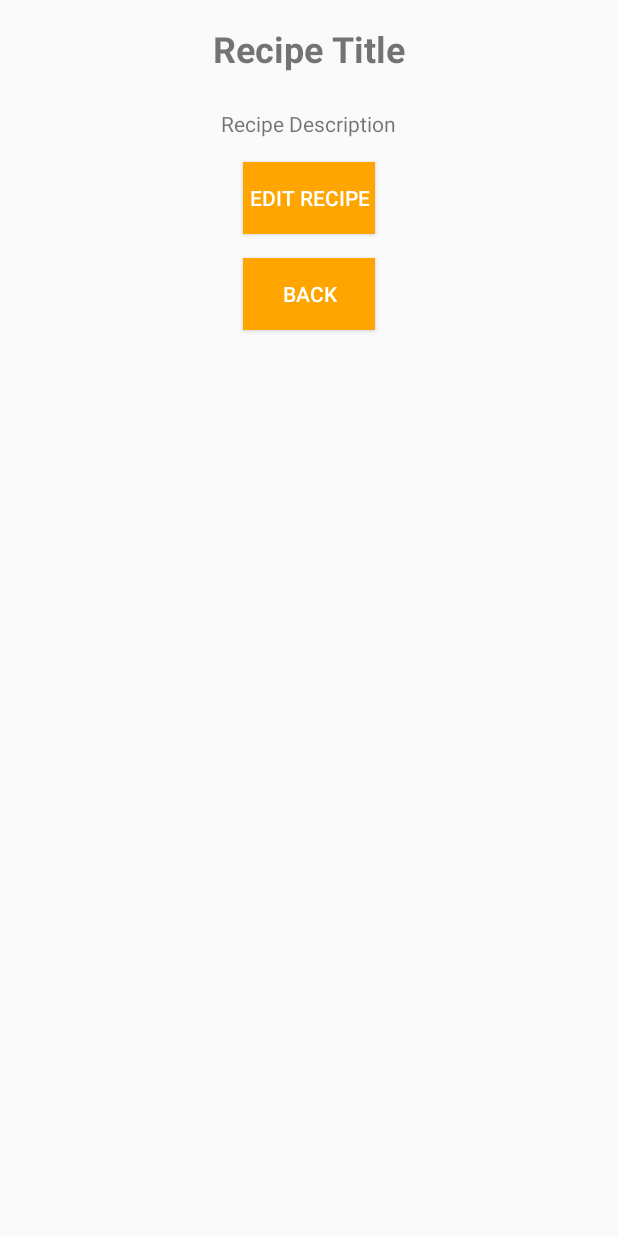
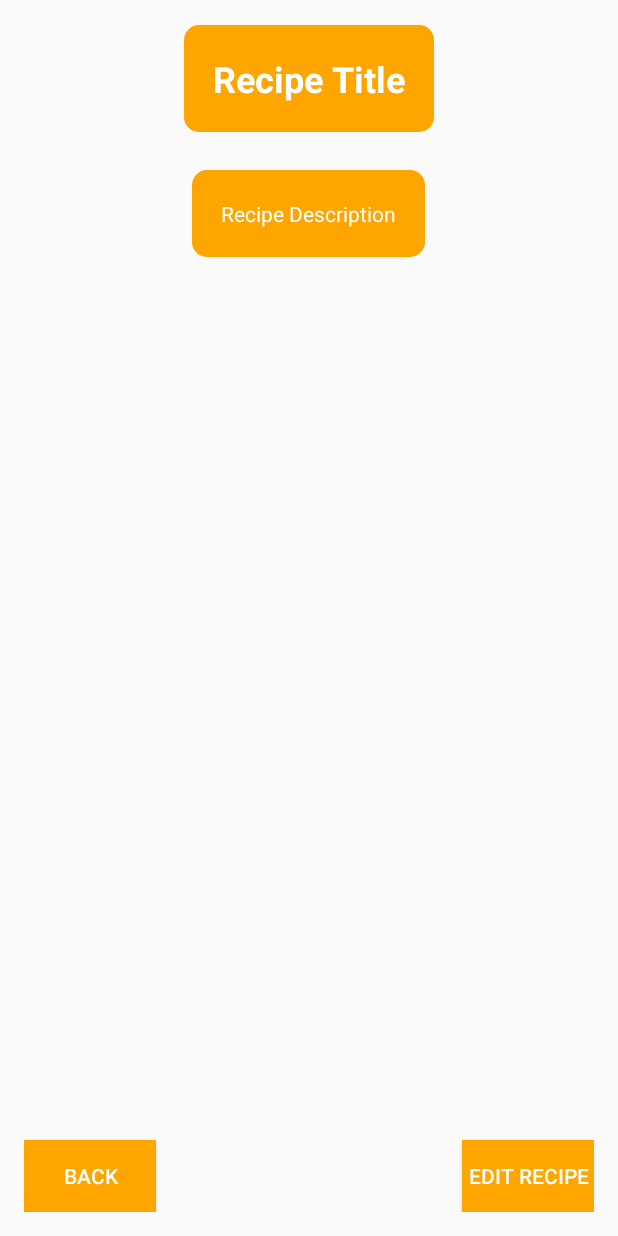
Before and after one commit to Kian2002/INFO-3245, an Android app: the RecipeDetailActivity screen opened directly, with no data from a screen before it, on a phone screen of 412 x 824 dp. Run offline under Robolectric (Android 15) with nearby library versions, the phone set to English and light mode, and no system bars; our stand-ins replace Picasso; pictures from the network do not load; 5 statements that could not run were skipped.

Commit message:
overhaul UI

```diff
--- a/app/src/main/java/com/example/recipekeeper/MainActivity.java
+++ b/app/src/main/java/com/example/recipekeeper/MainActivity.java
@@ -1,12 +1,14 @@
 package com.example.recipekeeper;
 
 import android.content.Intent;
+import android.graphics.Color;
 import android.os.Bundle;
 import android.view.View;
 import android.widget.AdapterView;
 import android.widget.Button;
 import android.widget.GridView;
 import android.widget.SearchView;
+import android.widget.TextView;
 import android.widget.Toast;
 import android.database.sqlite.SQLiteDatabase;
 
@@ -101,6 +103,10 @@ public class MainActivity extends AppCompatActivity {
                 addRecipeLauncher.launch(new Intent(MainActivity.this, AddRecipeActivity.class));
             }
         });
+        int id = searchView.getContext().getResources().getIdentifier("android:id/search_src_text", null, null);
+        TextView textView = (TextView) searchView.findViewById(id);
+        textView.setTextColor(Color.WHITE);
+        textView.setHintTextColor(Color.WHITE);
     }
 
     public static SQLiteDatabase getDatabase() {
--- a/app/src/main/java/com/example/recipekeeper/RecipeAdapter.java
+++ b/app/src/main/java/com/example/recipekeeper/RecipeAdapter.java
@@ -31,6 +31,8 @@ public class RecipeAdapter extends ArrayAdapter<Recipe> {
 
         TextView titleTextView = listItem.findViewById(R.id.titleTextView);
         titleTextView.setText(currentRecipe.getTitle());
+        // white text color
+        titleTextView.setTextColor(context.getResources().getColor(R.color.white));
 
         return listItem;
     }
--- /dev/null
+++ b/app/src/main/res/drawable/baseline_search_24.xml
@@ -0,0 +1,5 @@
+<vector android:height="24dp" android:tint="#FFFFFF"
+    android:viewportHeight="24" android:viewportWidth="24"
+    android:width="24dp" xmlns:android="http://schemas.android.com/apk/res/android">
+    <path android:fillColor="@android:color/white" android:pathData="M15.5,14h-0.79l-0.28,-0.27C15.41,12.59 16,11.11 16,9.5 16,5.91 13.09,3 9.5,3S3,5.91 3,9.5 5.91,16 9.5,16c1.61,0 3.09,-0.59 4.23,-1.57l0.27,0.28v0.79l5,4.99L20.49,19l-4.99,-5zM9.5,14C7.01,14 5,11.99 5,9.5S7.01,5 9.5,5 14,7.01 14,9.5 11.99,14 9.5,14z"/>
+</vector>
--- /dev/null
+++ b/app/src/main/res/drawable/grid_item_corner.xml
@@ -0,0 +1,18 @@
+<?xml version="1.0" encoding="utf-8"?>
+
+<layer-list xmlns:android="http://schemas.android.com/apk/res/android">
+    <item
+        android:bottom="1dp"
+        android:left="1dp"
+        android:right="1dp"
+        android:top="1dp">
+        <shape android:shape="rectangle">
+            <solid android:color="@color/customOrange" />
+            <corners
+                android:bottomRightRadius="10dp"
+                android:bottomLeftRadius="10dp"
+                android:topLeftRadius="10dp"
+                android:topRightRadius="10dp" />
+        </shape>
+    </item>
+</layer-list>
--- a/app/src/main/res/layout/activity_recipe_detail.xml
+++ b/app/src/main/res/layout/activity_recipe_detail.xml
@@ -13,6 +13,9 @@
         android:layout_centerHorizontal="true"
         android:layout_marginBottom="16dp"
         android:text="Recipe Title"
+        android:background="@drawable/grid_item_corner"
+        android:padding="20dp"
+        android:textColor="@color/white"
         android:textSize="24sp"
         android:textStyle="bold" />
 
@@ -21,38 +24,40 @@
         android:layout_width="wrap_content"
         android:layout_height="wrap_content"
         android:layout_below="@id/titleTextView"
+        android:background="@drawable/grid_item_corner"
         android:layout_centerHorizontal="true"
+        android:padding="20dp"
         android:layout_marginTop="8dp"
+        android:textColor="@color/white"
         android:text="Recipe Description" />
 
     <ImageView
         android:id="@+id/recipeImageView"
+        android:layout_width="match_parent"
+        android:layout_height="wrap_content"
+        android:layout_above="@id/editButton"
+        android:layout_below="@id/descriptionTextView"
+        android:layout_marginTop="16dp"
+        android:padding="10dp" />
+
+    <Button
+        android:id="@+id/backButton"
         android:layout_width="wrap_content"
         android:layout_height="wrap_content"
-        android:layout_below="@id/descriptionTextView"
-        android:layout_centerHorizontal="true"
-        android:layout_marginTop="16dp" />
+        android:layout_alignParentStart="true"
+        android:layout_alignParentBottom="true"
+        android:background="@color/customOrange"
+        android:text="Back"
+        android:textColor="@android:color/white" />
 
     <Button
         android:id="@+id/editButton"
         android:layout_width="wrap_content"
         android:layout_height="wrap_content"
-        android:layout_below="@id/descriptionTextView"
-        android:textColor="@android:color/white"
+        android:layout_alignParentEnd="true"
+        android:layout_alignParentBottom="true"
         android:background="@color/customOrange"
-        android:layout_centerHorizontal="true"
-        android:layout_marginTop="16dp"
-        android:text="Edit Recipe" />
-
-    <Button
-        android:id="@+id/backButton"
-        android:layout_width="wrap_content"
-        android:layout_height="wrap_content"
-        android:layout_below="@id/editButton"
-        android:textColor="@android:color/white"
-        android:background="@color/customOrange"
-        android:layout_centerHorizontal="true"
-        android:layout_marginTop="16dp"
-        android:text="Back" />
+        android:text="Edit Recipe"
+        android:textColor="@android:color/white" />
 
 </RelativeLayout>
--- a/app/src/main/res/values/colors.xml
+++ b/app/src/main/res/values/colors.xml
@@ -3,4 +3,5 @@
     <color name="black">#FF000000</color>
     <color name="white">#FFFFFFFF</color>
     <color name="customOrange">#FFA500</color>
+    <color name="light_gray">#D3D3D3</color>
 </resources>
```
Also changed, not shown: app/src/main/res/layout/activity_main.xml (+28 -17 lines).
